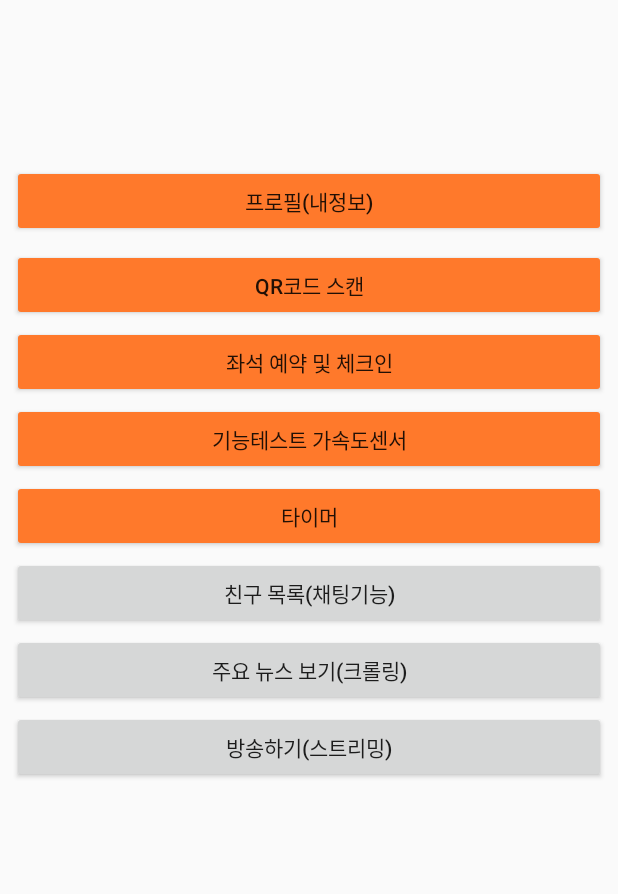
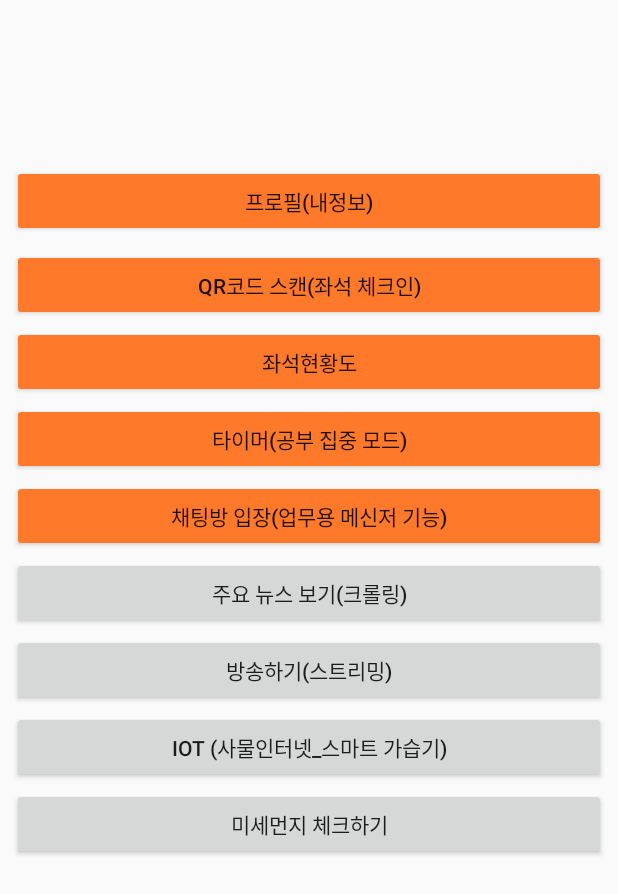
Before and after one commit to inma06/NOVA, an Android app: the HomeActivity screen opened directly, with no data from a screen before it, on a phone screen of 412 x 824 dp. Shown: the top 894 px of the screen. Run offline under Robolectric (Android 15) with nearby library versions, the phone set to English and light mode, and no system bars; our stand-ins replace Volley; network calls fail.

Commit message:
개발 8주차 - 발표전 최종 커밋

```diff
--- a/inma06/app/build.gradle
+++ b/inma06/app/build.gradle
@@ -4,7 +4,7 @@ android {
     compileSdkVersion 28
     defaultConfig {
         applicationId "com.teamnova.inma06"
-        minSdkVersion 19
+        minSdkVersion 21
         targetSdkVersion 26
         multiDexEnabled true
         versionCode 1
--- a/inma06/app/src/main/AndroidManifest.xml
+++ b/inma06/app/src/main/AndroidManifest.xml
@@ -1,4 +1,5 @@
 <?xml version="1.0" encoding="utf-8"?>
+
 <manifest xmlns:android="http://schemas.android.com/apk/res/android"
     package="com.teamnova.nova">
     <!-- 인터넷 연결 권한 -->
@@ -11,6 +12,7 @@
     <uses-permission android:name="android.permission.CAMERA" />
     <uses-permission android:name="android.permission.READ_EXTERNAL_STORAGE" />
     <uses-permission android:name="android.permission.WRITE_EXTERNAL_STORAGE" />
+
 
     <application
         android:allowBackup="true"
--- a/inma06/app/src/main/res/layout/activity_chat_room_main.xml
+++ b/inma06/app/src/main/res/layout/activity_chat_room_main.xml
@@ -18,6 +18,13 @@
             android:textColor="#2979FF"
             android:textSize="30sp" />
 
+        <TextView
+            android:id="@+id/versionText"
+            android:layout_width="match_parent"
+            android:layout_height="wrap_content"
+            android:text="ver.1906080300"
+            android:textAlignment="textEnd" />
+
         <EditText
             android:id="@+id/ip_EditText"
             android:layout_width="match_parent"
@@ -33,6 +40,12 @@
             android:hint="PORT주소를입력하세요"
             android:visibility="gone"
             tools:visibility="gone" />
+
+        <Button
+            android:id="@+id/Button_exit"
+            android:layout_width="match_parent"
+            android:layout_height="wrap_content"
+            android:text="채팅방 나가기" />
     </LinearLayout>
 
     <RelativeLayout
@@ -56,8 +69,9 @@
         android:orientation="horizontal" >
 
         <ScrollView
+            android:id="@+id/showScrollView"
             android:layout_width="match_parent"
-            android:layout_height="match_parent" >
+            android:layout_height="match_parent">
 
             <TextView
                 android:id="@+id/showText_TextView"
--- a/inma06/app/src/main/res/layout/activity_home.xml
+++ b/inma06/app/src/main/res/layout/activity_home.xml
@@ -45,7 +45,7 @@
             android:layout_marginTop="8dp"
             android:layout_marginEnd="8dp"
             android:backgroundTint="@color/enableButton"
-            android:text="QR코드 스캔"
+            android:text="QR코드 스캔(좌석 체크인)"
             app:layout_constraintEnd_toEndOf="parent"
             app:layout_constraintHorizontal_bias="0.0"
             app:layout_constraintStart_toStartOf="parent"
@@ -59,7 +59,7 @@
             android:layout_marginTop="3dp"
             android:layout_marginEnd="8dp"
             android:backgroundTint="@color/enableButton"
-            android:text="좌석 예약 및 체크인"
+            android:text="좌석현황도"
             app:layout_constraintEnd_toEndOf="parent"
             app:layout_constraintStart_toStartOf="parent"
             app:layout_constraintTop_toBottomOf="@+id/friendBtn" />
@@ -73,6 +73,7 @@
             android:layout_marginEnd="8dp"
             android:backgroundTint="@color/enableButton"
             android:text="기능테스트 가속도센서"
+            android:visibility="gone"
             app:layout_constraintEnd_toEndOf="parent"
             app:layout_constraintHorizontal_bias="0.0"
             app:layout_constraintStart_toStartOf="parent"
@@ -86,7 +87,7 @@
             android:layout_marginTop="3dp"
             android:layout_marginEnd="8dp"
             android:backgroundTint="@color/enableButton"
-            android:text="타이머"
+            android:text="타이머(공부 집중 모드)"
             app:layout_constraintEnd_toEndOf="parent"
             app:layout_constraintHorizontal_bias="0.0"
             app:layout_constraintStart_toStartOf="parent"
@@ -99,7 +100,8 @@
             android:layout_marginStart="8dp"
             android:layout_marginTop="3dp"
             android:layout_marginEnd="8dp"
-            android:text="친구 목록(채팅기능)"
+            android:text="채팅방 입장(업무용 메신저 기능)"
+            android:backgroundTint="@color/enableButton"
             app:layout_constraintEnd_toEndOf="parent"
             app:layout_constraintStart_toStartOf="parent"
             app:layout_constraintTop_toBottomOf="@+id/myProfileBtn" />
@@ -129,6 +131,33 @@
             app:layout_constraintStart_toStartOf="parent"
             app:layout_constraintTop_toBottomOf="@+id/newsBtn" />
 
+        <Button
+            android:id="@+id/iotBtn"
+            android:layout_width="match_parent"
+            android:layout_height="wrap_content"
+            android:layout_marginStart="8dp"
+            android:layout_marginTop="3dp"
+            android:layout_marginEnd="8dp"
+            android:text="IoT (사물인터넷_스마트 가습기)"
+            app:layout_constraintEnd_toEndOf="parent"
+            app:layout_constraintHorizontal_bias="0.0"
+            app:layout_constraintStart_toStartOf="parent"
+            app:layout_constraintTop_toBottomOf="@+id/newsBtn" />
+
+        <Button
+            android:id="@+id/dustCheckBtn"
+            android:layout_width="match_parent"
+            android:layout_height="wrap_content"
+            android:layout_marginStart="8dp"
+            android:layout_marginTop="3dp"
+            android:layout_marginEnd="8dp"
+            android:text="미세먼지 체크하기"
+            app:layout_constraintEnd_toEndOf="parent"
+            app:layout_constraintHorizontal_bias="0.0"
+            app:layout_constraintStart_toStartOf="parent"
+            app:layout_constraintTop_toBottomOf="@+id/newsBtn" />
+
+
     </LinearLayout>
 
 </android.support.constraint.ConstraintLayout>
```
